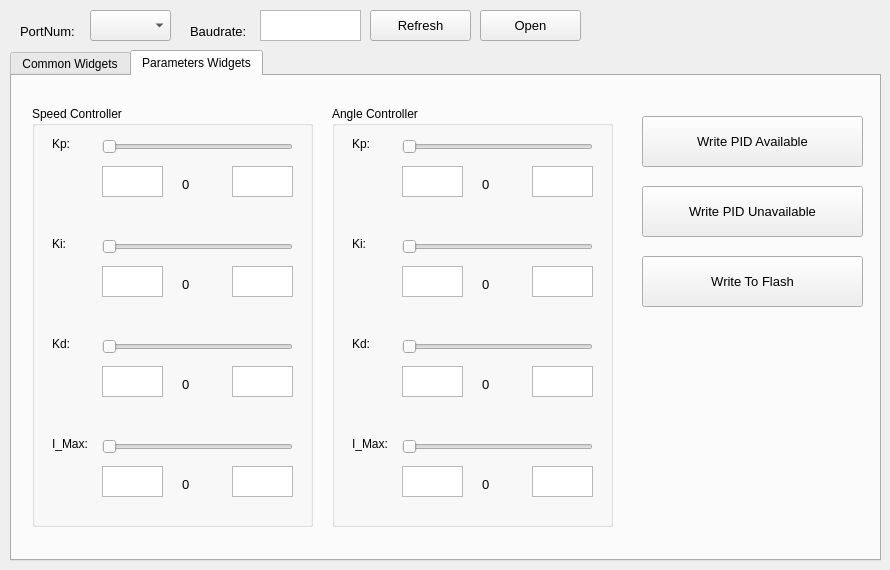
Qt form tools/mainwindow.ui (ZhuYanzhen1/miniFOC) before a commit.
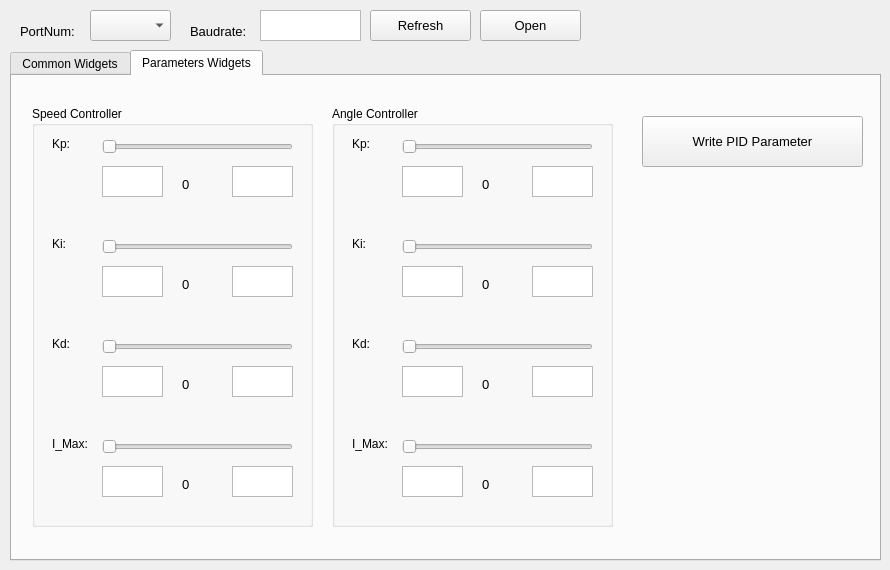
The same form after that commit. Custom widgets are drawn as their Qt base class.

Commit message: Transplant the parameters to the 16V voltage platform.

```diff
--- a/tools/mainwindow.ui
+++ b/tools/mainwindow.ui
@@ -1385,45 +1385,7 @@
        </font>
       </property>
       <property name="text">
-       <string>Write PID Available</string>
-      </property>
-     </widget>
-     <widget class="QPushButton" name="pid_unavailable_btn">
-      <property name="geometry">
-       <rect>
-        <x>630</x>
-        <y>110</y>
-        <width>221</width>
-        <height>51</height>
-       </rect>
-      </property>
-      <property name="font">
-       <font>
-        <family>Arial</family>
-        <pointsize>10</pointsize>
-       </font>
-      </property>
-      <property name="text">
-       <string>Write PID Unavailable</string>
-      </property>
-     </widget>
-     <widget class="QPushButton" name="write_to_flash_btn">
-      <property name="geometry">
-       <rect>
-        <x>630</x>
-        <y>180</y>
-        <width>221</width>
-        <height>51</height>
-       </rect>
-      </property>
-      <property name="font">
-       <font>
-        <family>Arial</family>
-        <pointsize>10</pointsize>
-       </font>
-      </property>
-      <property name="text">
-       <string>Write To Flash</string>
+       <string>Write PID Parameter</string>
       </property>
      </widget>
     </widget>
```
Left out of the diff: 2 changed lines with no effect on the pictures. The commit also changes 8 other files.
